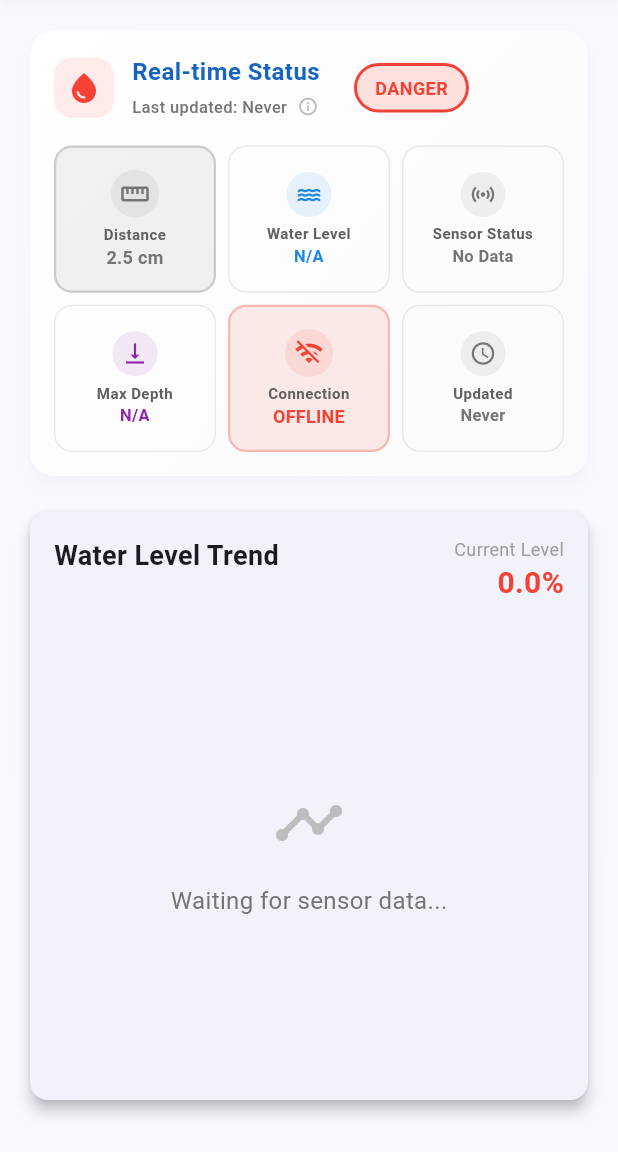
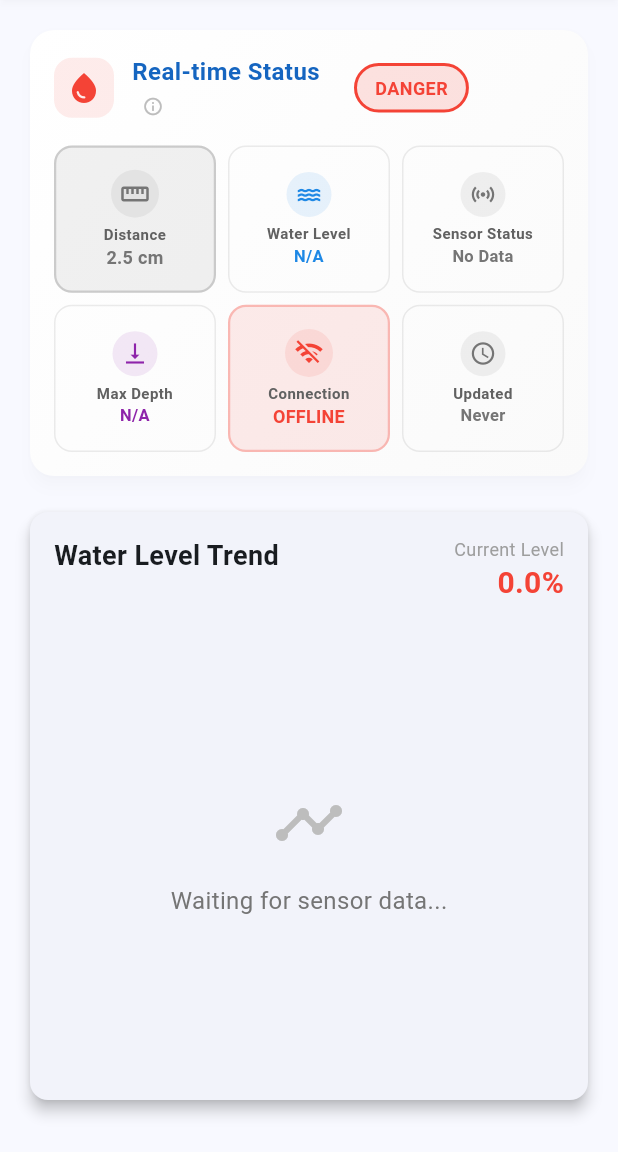
Before and after one commit to AlienWolfX/HydroAlert, a Flutter app: the screen it shows after launch, on a phone screen of 412 x 824 dp, the part 84-1236 px from its top. Run offline on Flutter 3.47's test engine with Material 3 defaults, Android fonts, the phone set to English and light mode, and no system bars; our stand-ins replace fl_chart, flutter_local_notifications, shared_preferences; missing offline and left inert: network_info_plus.

Commit message:
removed last updated sa ibaba

```diff
--- a/lib/main.dart
+++ b/lib/main.dart
@@ -703,18 +703,6 @@ class _WaterLevelMonitorState extends State<WaterLevelMonitor> {
                               const SizedBox(height: 2), // Reduced spacing
                               Row(
                                 children: [
-                                  Flexible(
-                                    // Use Flexible to prevent overflow
-                                    child: Text(
-                                      'Last updated: ${_getLastUpdateTime()}',
-                                      style: TextStyle(
-                                        fontSize: 11, // Reduced font size
-                                        color: Colors.grey[600],
-                                        fontWeight: FontWeight.w500,
-                                      ),
-                                      overflow: TextOverflow.ellipsis,
-                                    ),
-                                  ),
                                   const SizedBox(width: 4), // Reduced spacing
                                   // Device info button
                                   SizedBox(
```
